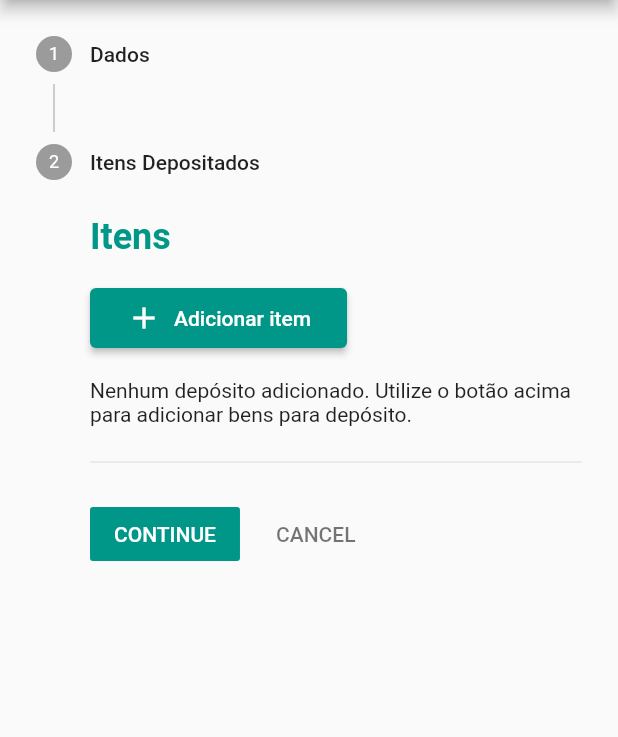
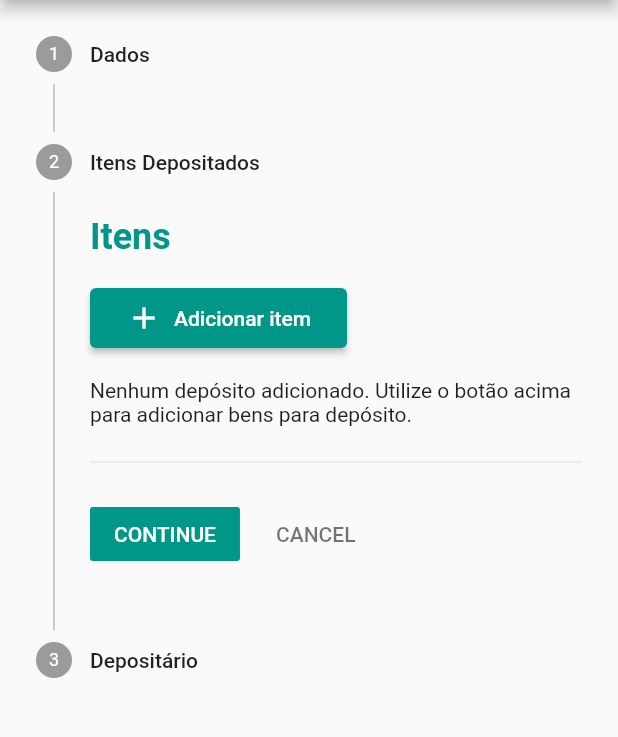
Before and after one commit to thiagonascimento8512/fiscalizacaosemas, a Flutter app: the CadastrarDeposito screen opened by its route, after a tap on "CONTINUE", on a phone screen of 412 x 824 dp, the part 84-821 px from its top. Run offline on Flutter 3.47's test engine with Material 2 defaults, Android fonts, the phone set to English and light mode, and no system bars; our stand-ins replace extended_masked_text, google_maps_flutter, nb_utils.

Commit message:
Created deposito depositario step

```diff
--- a/lib/screens/apreensao_deposito/deposito/cadastrar_deposito.dart
+++ b/lib/screens/apreensao_deposito/deposito/cadastrar_deposito.dart
@@ -1,5 +1,6 @@
 import 'package:flutter/material.dart';
 import 'package:semasfiscalizacao/screens/apreensao_deposito/deposito/steps/deposito_dados_step.dart';
+import 'package:semasfiscalizacao/screens/apreensao_deposito/deposito/steps/deposito_depositario.dart';
 import 'package:semasfiscalizacao/screens/apreensao_deposito/deposito/steps/deposito_itens_step.dart';
 
 class CadastrarDeposito extends StatefulWidget {
@@ -55,6 +56,10 @@ class _CadastrarDepositoState extends State<CadastrarDeposito> {
             title: Text('Itens Depositados'),
             content: DepositoItensStep(),
           ),
+          Step(
+            title: Text('Depositário'),
+            content: DepositoDepositarioStep(),
+          ),
         ],
       ),
     );
--- /dev/null
+++ b/lib/screens/apreensao_deposito/deposito/steps/deposito_depositario.dart
@@ -0,0 +1,35 @@
+import 'package:flutter/material.dart';
+import 'package:nb_utils/nb_utils.dart';
+import 'package:semasfiscalizacao/common_widgets/section_title.dart';
+
+class DepositoDepositarioStep extends StatefulWidget {
+  const DepositoDepositarioStep({super.key});
+
+  @override
+  State<DepositoDepositarioStep> createState() =>
+      _DepositoDepositarioStepState();
+}
+
+class _DepositoDepositarioStepState extends State<DepositoDepositarioStep> {
+  @override
+  Widget build(BuildContext context) {
+    return Form(
+      child: Column(
+        crossAxisAlignment: CrossAxisAlignment.start,
+        children: [
+          const SectionTitle(title: 'Depositário'),
+          16.height,
+          const ElevatedButton(
+            onPressed: null,
+            child: Text('Adicionar depositário'),
+          ),
+          16.height,
+          const Text(
+              'Nenhum depositário adicionado. Utilize o botão acima para adicionar um depositário.'),
+          16.height,
+          const Divider(),
+        ],
+      ),
+    );
+  }
+}
```
